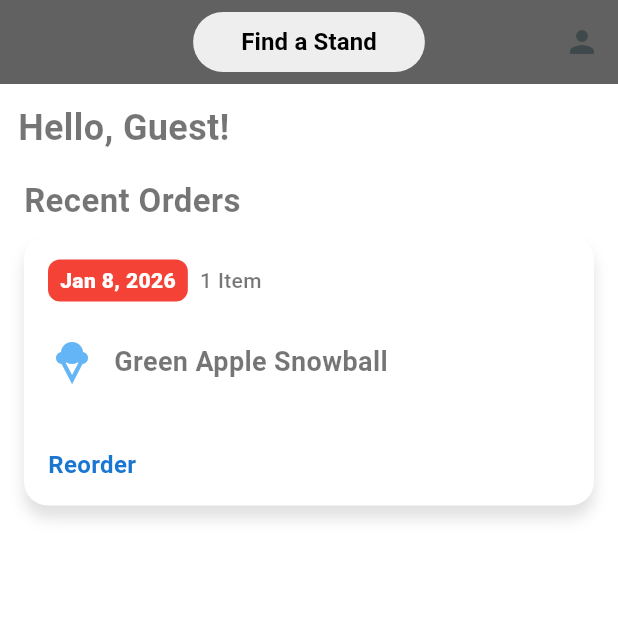
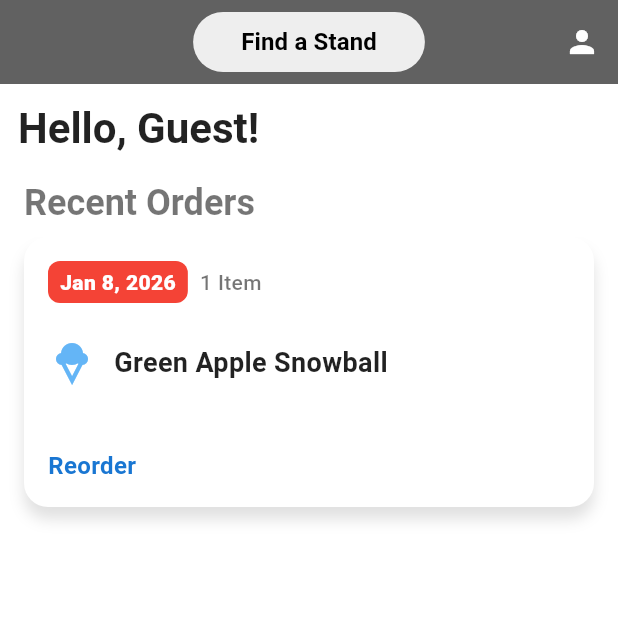
Before and after one commit to Dustin-Branch/GeauxSnow, a Flutter app: the screen it shows after launch, on a phone screen of 412 x 824 dp, the top half of it. Run offline on Flutter 3.47's test engine with Material 3 defaults, Android fonts, the phone set to English and light mode, and no system bars; accounts and stored records are empty.

Commit message:
feat: update text styles and icon color

```diff
--- a/lib/home/home.dart
+++ b/lib/home/home.dart
@@ -80,6 +80,7 @@ class _HomePageState extends State<HomePage> {
             icon: const Icon(Icons.person),
             tooltip: 'Profile',
             onPressed: _openProfilePage,
+            color: Colors.white,
           ),
         ],
       ),
@@ -92,7 +93,7 @@ class _HomePageState extends State<HomePage> {
                 padding: const EdgeInsets.only(left: 12, top: 12, bottom: 8),
                 child: Text(
                   'Hello, ${value.user?.name ?? 'Guest'}!',
-                  style: TextStyle(fontSize: 24, fontWeight: FontWeight.bold),
+                  style: Theme.of(context).textTheme.headlineLarge,
                 ),
               ),
             ),
--- a/lib/home/recent_orders.dart
+++ b/lib/home/recent_orders.dart
@@ -44,7 +44,7 @@ class _RecentOrdersState extends State<RecentOrders> {
           padding: const EdgeInsets.symmetric(horizontal: 16.0, vertical: 8),
           child: Text(
             'Recent Orders',
-            style: TextStyle(fontSize: 22, fontWeight: FontWeight.bold),
+            style: Theme.of(context).textTheme.headlineMedium,
           ),
         ),
         SizedBox(
@@ -126,6 +126,7 @@ class _RecentOrdersState extends State<RecentOrders> {
                                 style: const TextStyle(
                                   fontSize: 18,
                                   fontWeight: FontWeight.bold,
+                                  color: Colors.black87,
                                 ),
                                 overflow: TextOverflow.ellipsis,
                               ),
--- a/lib/models/stand_theme.dart
+++ b/lib/models/stand_theme.dart
@@ -36,12 +36,24 @@ ThemeData getThemeDataForStand(int? standId) {
           ),
         ),
         textTheme: TextTheme(
-          headlineMedium: TextStyle(
-            fontSize: 22,
+          headlineLarge: TextStyle(
+            fontSize: 28,
             fontWeight: FontWeight.bold,
             color: Colors.blue.shade900,
           ),
-          bodyMedium: TextStyle(fontSize: 16, color: Colors.blue.shade800),
+          headlineMedium: TextStyle(
+            fontSize: 24,
+            fontWeight: FontWeight.w700,
+            color: Colors.blue.shade800,
+          ),
+          headlineSmall: TextStyle(
+            fontSize: 18,
+            fontWeight: FontWeight.w600,
+            color: Colors.orange.shade700,
+          ),
+          bodyLarge: TextStyle(fontSize: 18, color: Colors.blue.shade800),
+          bodyMedium: TextStyle(fontSize: 16, color: Colors.blue.shade600),
+          bodySmall: TextStyle(fontSize: 14, color: Colors.blue.shade400),
         ),
       );
     case 2:
@@ -57,12 +69,24 @@ ThemeData getThemeDataForStand(int? standId) {
           ),
         ),
         textTheme: TextTheme(
-          headlineMedium: TextStyle(
-            fontSize: 22,
+          headlineLarge: TextStyle(
+            fontSize: 28,
             fontWeight: FontWeight.bold,
             color: Colors.green.shade900,
           ),
-          bodyMedium: TextStyle(fontSize: 16, color: Colors.green.shade800),
+          headlineMedium: TextStyle(
+            fontSize: 24,
+            fontWeight: FontWeight.w700,
+            color: Colors.green.shade800,
+          ),
+          headlineSmall: TextStyle(
+            fontSize: 18,
+            fontWeight: FontWeight.w600,
+            color: Colors.pink.shade700,
+          ),
+          bodyLarge: TextStyle(fontSize: 18, color: Colors.green.shade800),
+          bodyMedium: TextStyle(fontSize: 16, color: Colors.green.shade600),
+          bodySmall: TextStyle(fontSize: 14, color: Colors.green.shade400),
         ),
       );
     case 3:
@@ -78,12 +102,24 @@ ThemeData getThemeDataForStand(int? standId) {
           ),
         ),
         textTheme: TextTheme(
-          headlineMedium: TextStyle(
-            fontSize: 22,
+          headlineLarge: TextStyle(
+            fontSize: 28,
             fontWeight: FontWeight.bold,
             color: Colors.purple.shade900,
           ),
-          bodyMedium: TextStyle(fontSize: 16, color: Colors.purple.shade800),
+          headlineMedium: TextStyle(
+            fontSize: 24,
+            fontWeight: FontWeight.w700,
+            color: Colors.purple.shade800,
+          ),
+          headlineSmall: TextStyle(
+            fontSize: 18,
+            fontWeight: FontWeight.w600,
+            color: Colors.yellow.shade800,
+          ),
+          bodyLarge: TextStyle(fontSize: 18, color: Colors.purple.shade800),
+          bodyMedium: TextStyle(fontSize: 16, color: Colors.purple.shade600),
+          bodySmall: TextStyle(fontSize: 14, color: Colors.purple.shade400),
         ),
       );
     case 4:
@@ -99,12 +135,24 @@ ThemeData getThemeDataForStand(int? standId) {
           ),
         ),
         textTheme: TextTheme(
-          headlineMedium: TextStyle(
-            fontSize: 22,
+          headlineLarge: TextStyle(
+            fontSize: 28,
             fontWeight: FontWeight.bold,
             color: Colors.red.shade900,
           ),
-          bodyMedium: TextStyle(fontSize: 16, color: Colors.red.shade800),
+          headlineMedium: TextStyle(
+            fontSize: 24,
+            fontWeight: FontWeight.w700,
+            color: Colors.red.shade800,
+          ),
+          headlineSmall: TextStyle(
+            fontSize: 18,
+            fontWeight: FontWeight.w600,
+            color: Colors.teal.shade700,
+          ),
+          bodyLarge: TextStyle(fontSize: 18, color: Colors.red.shade800),
+          bodyMedium: TextStyle(fontSize: 16, color: Colors.red.shade600),
+          bodySmall: TextStyle(fontSize: 14, color: Colors.red.shade400),
         ),
       );
     case 5:
@@ -120,15 +168,27 @@ ThemeData getThemeDataForStand(int? standId) {
           ),
         ),
         textTheme: TextTheme(
-          headlineMedium: TextStyle(
-            fontSize: 22,
+          headlineLarge: TextStyle(
+            fontSize: 28,
             fontWeight: FontWeight.bold,
             color: Colors.deepOrange.shade900,
           ),
+          headlineMedium: TextStyle(
+            fontSize: 24,
+            fontWeight: FontWeight.w700,
+            color: Colors.deepOrange.shade800,
+          ),
+          headlineSmall: TextStyle(
+            fontSize: 18,
+            fontWeight: FontWeight.w600,
+            color: Colors.indigo.shade700,
+          ),
+          bodyLarge: TextStyle(fontSize: 18, color: Colors.deepOrange.shade800),
           bodyMedium: TextStyle(
             fontSize: 16,
-            color: Colors.deepOrange.shade800,
+            color: Colors.deepOrange.shade600,
           ),
+          bodySmall: TextStyle(fontSize: 14, color: Colors.deepOrange.shade400),
         ),
       );
     default:
@@ -144,12 +204,24 @@ ThemeData getThemeDataForStand(int? standId) {
           ),
         ),
         textTheme: TextTheme(
-          headlineMedium: TextStyle(
-            fontSize: 22,
+          headlineLarge: TextStyle(
+            fontSize: 28,
             fontWeight: FontWeight.bold,
             color: Colors.black87,
           ),
+          headlineMedium: TextStyle(
+            fontSize: 24,
+            fontWeight: FontWeight.w700,
+            color: Colors.black54,
+          ),
+          headlineSmall: TextStyle(
+            fontSize: 18,
+            fontWeight: FontWeight.w600,
+            color: Colors.blueGrey,
+          ),
+          bodyLarge: TextStyle(fontSize: 18, color: Colors.black87),
           bodyMedium: TextStyle(fontSize: 16, color: Colors.black54),
+          bodySmall: TextStyle(fontSize: 14, color: Colors.grey),
         ),
       );
   }
```
